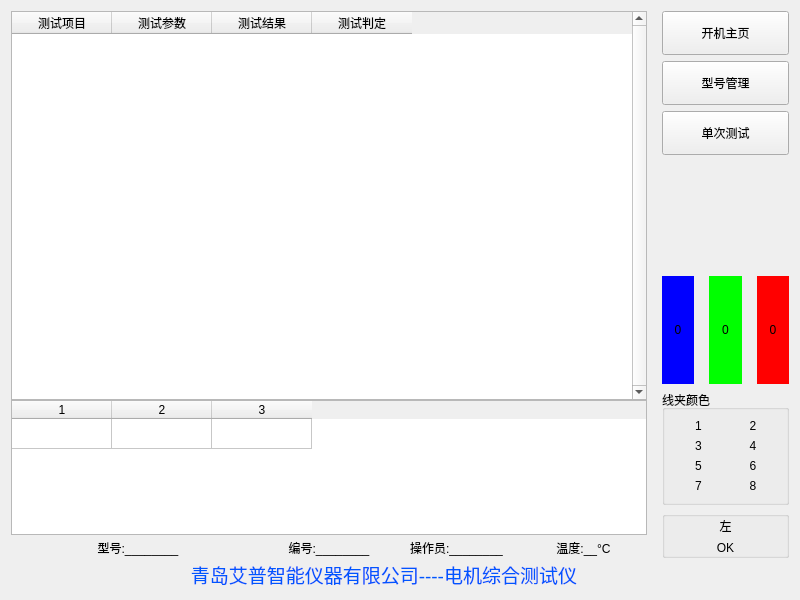
Old version of the form WinTest.ui in the repository bloglink/aip-tester.
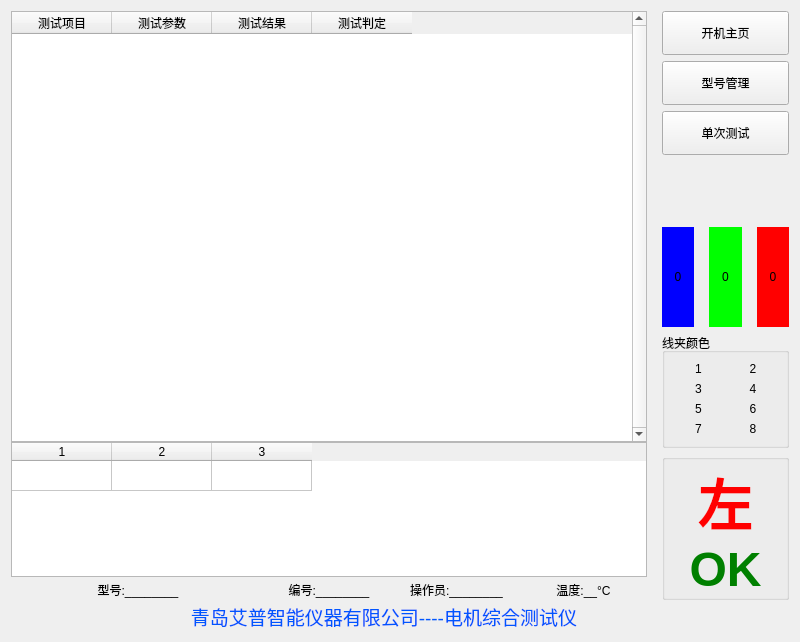
New version of the form. Icons and pictures are not drawn.

Diff of the .ui file:
```diff
--- a/WinTest.ui
+++ b/WinTest.ui
@@ -250,7 +250,7 @@
    </item>
    <item>
     <widget class="QWidget" name="widget" native="true">
-     <layout class="QVBoxLayout" name="verticalLayout_2" stretch="0,0,0,1,1,0,0,0">
+     <layout class="QVBoxLayout" name="verticalLayout_2" stretch="0,0,0,1,1,0,1,0">
       <property name="leftMargin">
        <number>0</number>
       </property>
@@ -503,6 +503,9 @@
          <string/>
         </property>
         <layout class="QVBoxLayout" name="verticalLayout_3">
+         <property name="spacing">
+          <number>0</number>
+         </property>
          <property name="leftMargin">
           <number>0</number>
          </property>
@@ -517,6 +520,9 @@
          </property>
          <item>
           <widget class="QLabel" name="TextPos">
+           <property name="styleSheet">
+            <string notr="true">color:red;font:Bold 42pt Ubuntu;</string>
+           </property>
            <property name="text">
             <string>左</string>
            </property>
@@ -527,8 +533,11 @@
          </item>
          <item>
           <widget class="QLabel" name="LabelState">
+           <property name="styleSheet">
+            <string notr="true">color:green;font:Bold 42pt Ubuntu;</string>
+           </property>
            <property name="text">
-            <string>OK</string>
+            <string>&lt;html&gt;&lt;head/&gt;&lt;body&gt;&lt;p&gt;&lt;span style=&quot; font-size:36pt;&quot;&gt;OK&lt;/span&gt;&lt;/p&gt;&lt;/body&gt;&lt;/html&gt;</string>
            </property>
            <property name="alignment">
             <set>Qt::AlignCenter</set>
```
